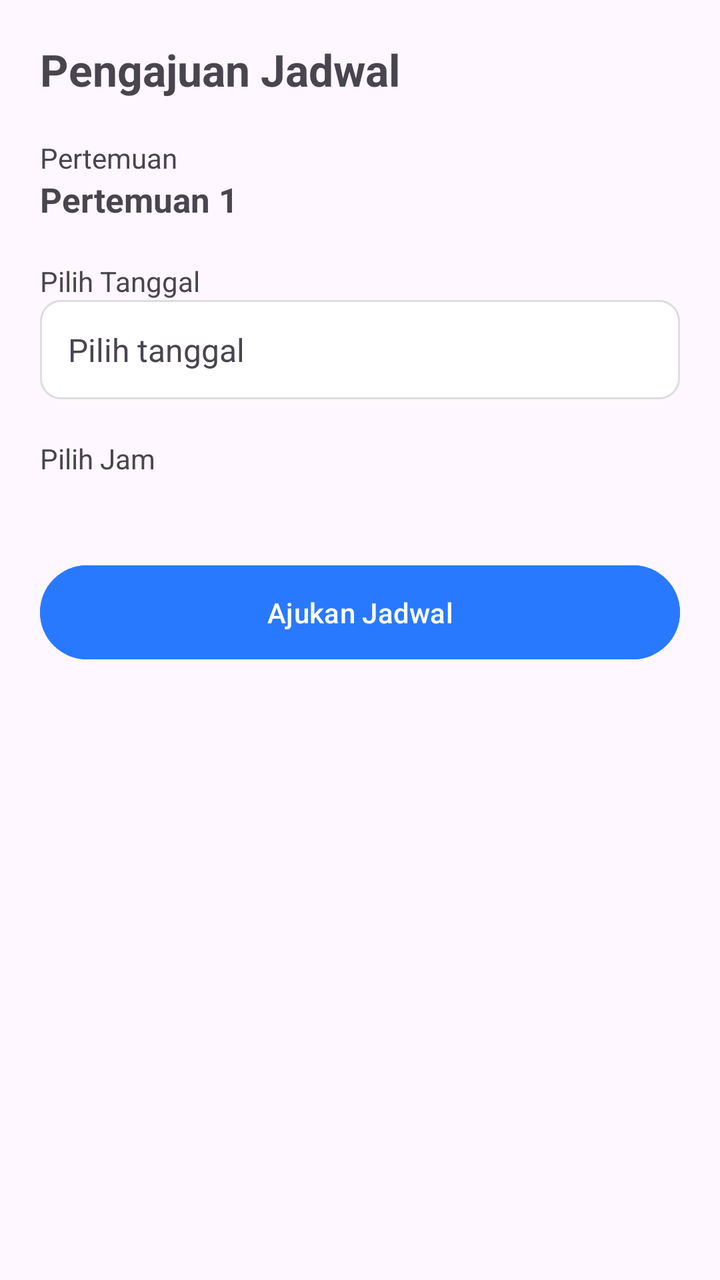
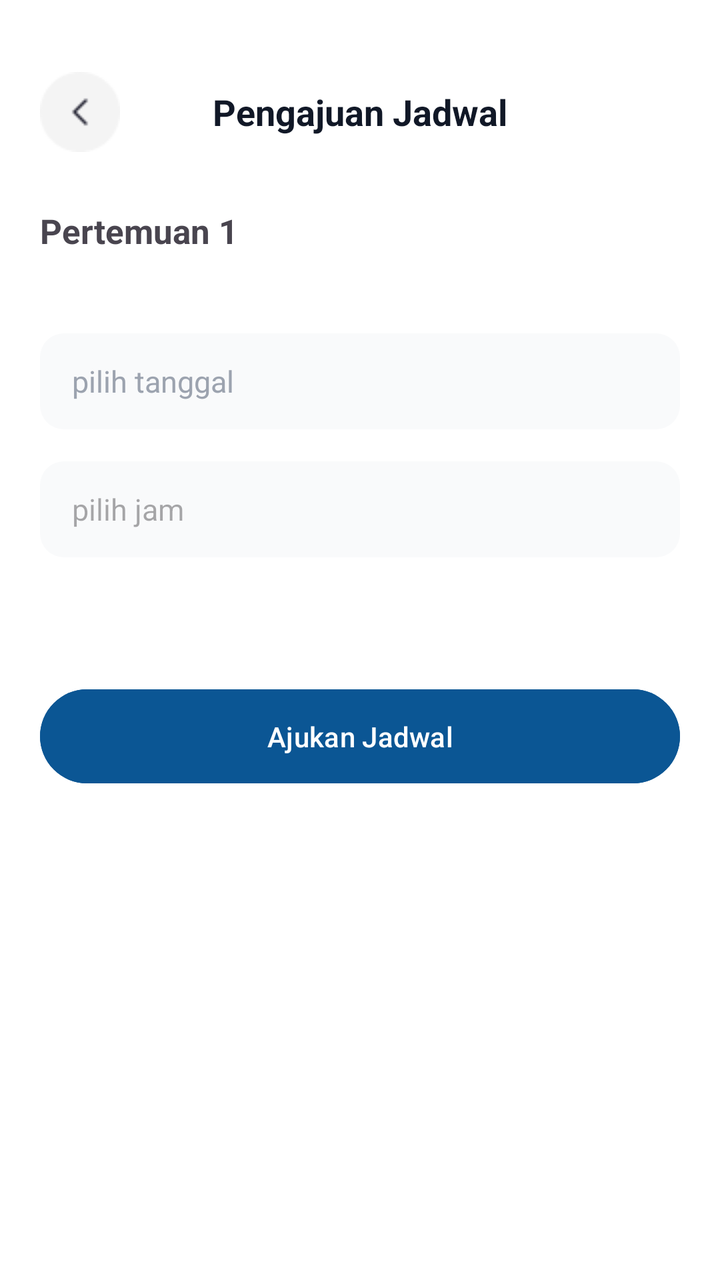

An Android layout rendered at two revisions. The XML below is the earlier revision; the diff shows what the commit changed to produce the second picture.
<!-- AndroidManifest.xml: application theme Theme.DriveNusa -->
<!-- res/layout/activity_form_pengajuan.xml -->
<?xml version="1.0" encoding="utf-8"?>
<ScrollView xmlns:android="http://schemas.android.com/apk/res/android"
    android:layout_width="match_parent"
    android:layout_height="match_parent"
    android:padding="20dp">

    <LinearLayout
        android:orientation="vertical"
        android:layout_width="match_parent"
        android:layout_height="wrap_content">

        
        <TextView
            android:id="@+id/txtJudul"
            android:text="Pengajuan Jadwal"
            android:textStyle="bold"
            android:textSize="22sp"
            android:layout_marginBottom="20dp"
            android:layout_width="wrap_content"
            android:layout_height="wrap_content"/>

        
        <TextView
            android:text="Pertemuan"
            android:textSize="14sp"
            android:layout_width="wrap_content"
            android:layout_height="wrap_content"/>

        <TextView
            android:id="@+id/txtPertemuan"
            android:text="Pertemuan 1"
            android:textStyle="bold"
            android:textSize="17sp"
            android:layout_marginBottom="20dp"
            android:layout_width="wrap_content"
            android:layout_height="wrap_content" />

        
        <TextView
            android:text="Pilih Tanggal"
            android:textSize="14sp"
            android:layout_width="wrap_content"
            android:layout_height="wrap_content"/>

        <TextView
            android:id="@+id/btnTanggal"
            android:padding="14dp"
            android:text="Pilih tanggal"
            android:textSize="16sp"
            android:background="@drawable/bg_field"
            android:layout_marginBottom="20dp"
            android:layout_width="match_parent"
            android:layout_height="wrap_content"/>
        
        <com.facebook.shimmer.ShimmerFrameLayout
            android:id="@+id/shimmerJam"
            android:layout_width="match_parent"
            android:layout_height="wrap_content"
            android:visibility="gone">

            <LinearLayout
                android:layout_width="match_parent"
                android:layout_height="wrap_content"
                android:orientation="vertical">

                <include layout="@layout/item_jam_shimmer"/>
                <include layout="@layout/item_jam_shimmer"/>
                <include layout="@layout/item_jam_shimmer"/>
                <include layout="@layout/item_jam_shimmer"/>
                <include layout="@layout/item_jam_shimmer"/>

            </LinearLayout>
        </com.facebook.shimmer.ShimmerFrameLayout>
        
        <TextView
            android:text="Pilih Jam"
            android:textSize="14sp"
            android:layout_width="wrap_content"
            android:layout_height="wrap_content"/>

        <LinearLayout
            android:id="@+id/layoutJam"
            android:orientation="vertical"
            android:layout_marginTop="10dp"
            android:layout_width="match_parent"
            android:layout_height="wrap_content">

            

        </LinearLayout>

        
        <Button
            android:id="@+id/btnAjukan"
            android:text="Ajukan Jadwal"
            android:layout_marginTop="30dp"
            android:backgroundTint="#2979FF"
            android:textColor="@android:color/white"
            android:padding="14dp"
            android:layout_width="match_parent"
            android:layout_height="wrap_content"/>
        <Button
            android:id="@+id/btnBayar"
            android:layout_width="match_parent"
            android:layout_height="wrap_content"
            android:text="Lanjutkan Pembayaran"
            android:visibility="gone"/>

    </LinearLayout>

</ScrollView>
<!-- res/layout/item_jam_shimmer.xml (included above) -->
<?xml version="1.0" encoding="utf-8"?>
<LinearLayout xmlns:android="http://schemas.android.com/apk/res/android"
    android:layout_width="match_parent"
    android:layout_height="wrap_content"
    android:orientation="vertical"
    android:padding="6dp">

    <View
        android:layout_width="match_parent"
        android:layout_height="44dp"
        android:layout_marginBottom="8dp"
        android:background="@drawable/bg_shimmer"/>
</LinearLayout>
<!-- resources referenced by this layout -->
<resources>
  <!-- drawable bg_field (drawable) -->
  <?xml version="1.0" encoding="utf-8"?>
  <shape xmlns:android="http://schemas.android.com/apk/res/android">
      <solid android:color="#FFFFFF"/>
      <corners android:radius="10dp"/>
      <padding android:left="10dp" android:top="10dp" android:right="10dp" android:bottom="10dp"/>
      <stroke android:width="1dp" android:color="#DDDDDD"/>
  </shape>
  <!-- drawable bg_shimmer (drawable) -->
  <?xml version="1.0" encoding="utf-8"?>
  <shape xmlns:android="http://schemas.android.com/apk/res/android">
      <solid android:color="#E0E0E0"/>
      <corners android:radius="8dp"/>
  </shape>
  <style name="Theme.DriveNusa" parent="Base.Theme.Drivenusa" />
  <style name="Base.Theme.Drivenusa" parent="Theme.Material3.DayNight.NoActionBar">
          
          
      </style>
</resources>

<!-- the commit's change to res/layout/activity_form_pengajuan.xml (unified diff, before → after) -->
@@ -2,55 +2,63 @@
 <ScrollView xmlns:android="http://schemas.android.com/apk/res/android"
     android:layout_width="match_parent"
     android:layout_height="match_parent"
-    android:padding="20dp">
+    xmlns:app="http://schemas.android.com/apk/res-auto"
+    android:paddingStart="20dp"
+    android:paddingEnd="20dp"
+    android:paddingTop="32dp"
+    android:paddingBottom="24dp"
+    android:background="#FFFFFF">
 
     <LinearLayout
         android:orientation="vertical"
         android:layout_width="match_parent"
         android:layout_height="wrap_content">
+        <RelativeLayout
+            android:layout_width="match_parent"
+            android:layout_height="48dp"
+            android:layout_marginBottom="24dp">
 
-        
-        <TextView
-            android:id="@+id/txtJudul"
-            android:text="Pengajuan Jadwal"
-            android:textStyle="bold"
-            android:textSize="22sp"
-            android:layout_marginBottom="20dp"
-            android:layout_width="wrap_content"
-            android:layout_height="wrap_content"/>
+            <ImageView
+                android:id="@+id/btnBack"
+                android:layout_width="40dp"
+                android:layout_height="40dp"
+                android:layout_centerVertical="true"
+                android:src="@drawable/ic_back" />
 
-        
-        <TextView
-            android:text="Pertemuan"
-            android:textSize="14sp"
-            android:layout_width="wrap_content"
-            android:layout_height="wrap_content"/>
+            <TextView
+                android:id="@+id/txtJudul"
+                android:layout_width="wrap_content"
+                android:layout_height="wrap_content"
+                android:layout_centerInParent="true"
+                android:text="Pengajuan Jadwal"
+                android:textSize="18sp"
+                android:textStyle="bold"
+                android:textColor="#111827"/>
+        </RelativeLayout>
 
         <TextView
             android:id="@+id/txtPertemuan"
             android:text="Pertemuan 1"
             android:textStyle="bold"
             android:textSize="17sp"
-            android:layout_marginBottom="20dp"
+            android:layout_marginBottom="40dp"
             android:layout_width="wrap_content"
             android:layout_height="wrap_content" />
 
         
-        <TextView
-            android:text="Pilih Tanggal"
-            android:textSize="14sp"
-            android:layout_width="wrap_content"
-            android:layout_height="wrap_content"/>
 
         <TextView
             android:id="@+id/btnTanggal"
-            android:padding="14dp"
-            android:text="Pilih tanggal"
-            android:textSize="16sp"
-            android:background="@drawable/bg_field"
-            android:layout_marginBottom="20dp"
             android:layout_width="match_parent"
-            android:layout_height="wrap_content"/>
+            android:layout_height="48dp"
+            android:background="@drawable/bg_field_jam"
+            android:gravity="center_vertical"
+            android:paddingHorizontal="16dp"
+            android:text="pilih tanggal"
+            android:textSize="15sp"
+            android:textColor="#9CA3AF"
+            android:layout_marginBottom="16dp"/>
+
         
         <com.facebook.shimmer.ShimmerFrameLayout
             android:id="@+id/shimmerJam"
@@ -72,29 +80,29 @@
             </LinearLayout>
         </com.facebook.shimmer.ShimmerFrameLayout>
         
-        <TextView
-            android:text="Pilih Jam"
-            android:textSize="14sp"
-            android:layout_width="wrap_content"
-            android:layout_height="wrap_content"/>
 
-        <LinearLayout
-            android:id="@+id/layoutJam"
-            android:orientation="vertical"
-            android:layout_marginTop="10dp"
+        <AutoCompleteTextView
+            android:id="@+id/autoJam"
             android:layout_width="match_parent"
-            android:layout_height="wrap_content">
+            android:layout_height="48dp"
+            android:background="@drawable/bg_field_jam"
+            android:hint="pilih jam"
+            android:paddingHorizontal="16dp"
+            android:textSize="15sp"
+            android:textColor="#111827"
+            android:focusable="false"
+            android:clickable="true"
+            android:inputType="none"
+            android:layout_marginBottom="32dp"/>
 
-            
 
-        </LinearLayout>
 
         
         <Button
             android:id="@+id/btnAjukan"
             android:text="Ajukan Jadwal"
             android:layout_marginTop="30dp"
-            android:backgroundTint="#2979FF"
+            android:backgroundTint="#0B5694"
             android:textColor="@android:color/white"
             android:padding="14dp"
             android:layout_width="match_parent"
<!-- resource entries referenced after the edit -->
@@ -1,12 +1,9 @@
 <!-- resources referenced by this layout -->
 <resources>
-  <!-- drawable bg_field (drawable) -->
-  <?xml version="1.0" encoding="utf-8"?>
+  <!-- drawable bg_field_jam (drawable) -->
   <shape xmlns:android="http://schemas.android.com/apk/res/android">
-      <solid android:color="#FFFFFF"/>
-      <corners android:radius="10dp"/>
-      <padding android:left="10dp" android:top="10dp" android:right="10dp" android:bottom="10dp"/>
-      <stroke android:width="1dp" android:color="#DDDDDD"/>
+      <solid android:color="#F9FAFB"/>
+      <corners android:radius="12dp"/>
   </shape>
   <!-- drawable bg_shimmer (drawable) -->
   <?xml version="1.0" encoding="utf-8"?>
@@ -14,6 +11,7 @@
       <solid android:color="#E0E0E0"/>
       <corners android:radius="8dp"/>
   </shape>
+  <!-- drawable ic_back: png bitmap (drawable, 855 bytes) -->
   <style name="Theme.DriveNusa" parent="Base.Theme.Drivenusa" />
   <style name="Base.Theme.Drivenusa" parent="Theme.Material3.DayNight.NoActionBar">
           
